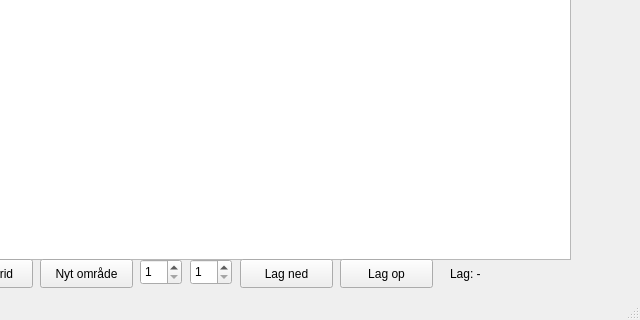
Before: the Qt Designer form GUI/GUI/mainwindow.ui in gulleh5002-spec/semestor-projekt-2, drawn with Qt 5; both pictures show x 160 to 800 and y 280 to 600 of the 800 by 600 pixel window.
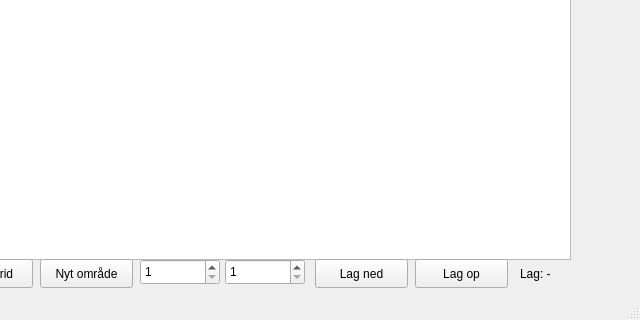
After: the same form once the commit is applied.

Commit message: gridsize Spin box UI value

Patch:
```diff
--- a/GUI/GUI/mainwindow.ui
+++ b/GUI/GUI/mainwindow.ui
@@ -79,7 +79,7 @@
      <rect>
       <x>300</x>
       <y>520</y>
-      <width>42</width>
+      <width>80</width>
       <height>26</height>
      </rect>
     </property>
@@ -93,9 +93,9 @@
    <widget class="QSpinBox" name="spinBoxHeight">
     <property name="geometry">
      <rect>
-      <x>350</x>
+      <x>385</x>
       <y>520</y>
-      <width>42</width>
+      <width>80</width>
       <height>26</height>
      </rect>
     </property>
@@ -109,7 +109,7 @@
    <widget class="QPushButton" name="pushButtonPreviousLayer">
     <property name="geometry">
      <rect>
-      <x>400</x>
+      <x>475</x>
       <y>520</y>
       <width>93</width>
       <height>29</height>
@@ -122,7 +122,7 @@
    <widget class="QPushButton" name="pushButtonNextLayer">
     <property name="geometry">
      <rect>
-      <x>500</x>
+      <x>575</x>
       <y>520</y>
       <width>93</width>
       <height>29</height>
@@ -135,9 +135,9 @@
    <widget class="QLabel" name="labelCurrentLayer">
     <property name="geometry">
      <rect>
-      <x>610</x>
+      <x>680</x>
       <y>520</y>
-      <width>120</width>
+      <width>100</width>
       <height>29</height>
      </rect>
     </property>
```
The commit also changes 2 other files.
